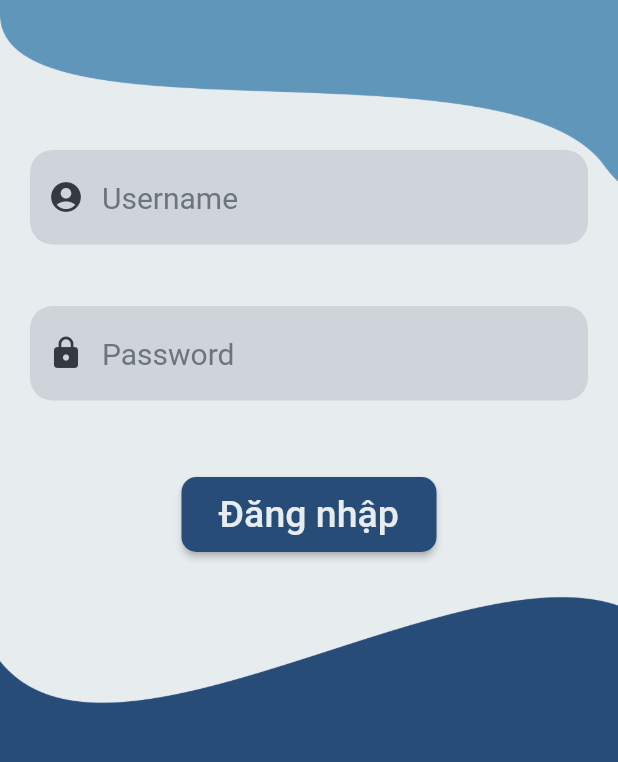
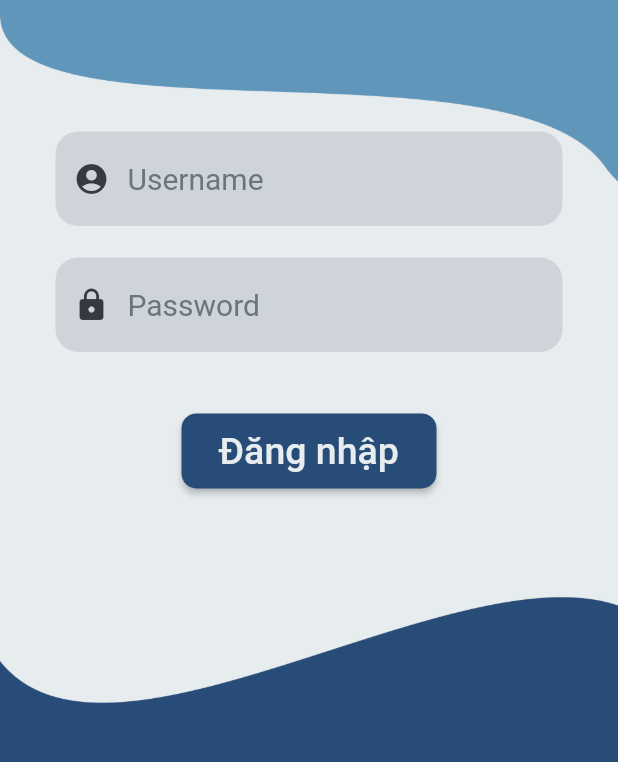
Before and after one commit to phian/PPrice_UI, a Flutter app: the LoginScreen screen opened directly, on a phone screen of 412 x 824 dp, the part 468-1230 px from its top. Run offline on Flutter 3.47's test engine with Material 2 defaults, Android fonts, the phone set to English and light mode, and no system bars; our stand-ins replace adaptive_dialog, charts_flutter, fl_chart, flutter_masked_text, flutter_money_formatter, flutter_swipe_action_cell and 1 more; missing offline and left inert: autocomplete_textfield, custom_pop_up_menu.

Commit message:
Fixed error when remove all update calendar in Price Update screen and changed some design in Login screen

```diff
--- a/lib/main.dart
+++ b/lib/main.dart
@@ -4,7 +4,7 @@ import 'package:pprice_ui/ui/product_list_screen.dart';
 
 void main() {
   runApp(MaterialApp(
-    home: ProductListScreen(),
+    home: LoginScreen(),
     debugShowCheckedModeBanner: false,
   ));
 }
@@ -82,22 +82,22 @@ class _LoginScreenState extends State<LoginScreen> {
 
   Widget loginScreenWidgets() {
     return Container(
-      padding: EdgeInsets.only(top: MediaQuery.of(context).size.height * 0.5),
+      padding: EdgeInsets.only(
+        top: MediaQuery.of(context).size.height * 0.47,
+        left: 37.0,
+        right: 37.0,
+      ),
       alignment: Alignment.center,
       child: Container(
-        padding: EdgeInsets.symmetric(horizontal: 20.0),
         height: MediaQuery.of(context).size.height * 0.5,
         child: Column(
           children: [
             loginInputWidget(Icons.account_circle_rounded, "Username",
                 _isObscureText, _userNameController),
-            SizedBox(
-              height: 10.0,
-            ),
-            loginInputWidget(
-                Icons.lock, "Password", !_isObscureText, _passwordController),
-            SizedBox(
-              height: 20.0,
+            Container(
+              transform: Matrix4.translationValues(0.0, -10.0, 0.0),
+              child: loginInputWidget(
+                  Icons.lock, "Password", !_isObscureText, _passwordController),
             ),
             MaterialButton(
               shape: RoundedRectangleBorder(
--- a/lib/ui/cap_nhat_gia.dart
+++ b/lib/ui/cap_nhat_gia.dart
@@ -451,6 +451,7 @@ class CapNhatGiaState extends State<CapNhatGia> {
                       message: "Đã xoá lịch cập nhật",
                       alertStyle: AdaptiveStyle.material,
                     );
+                    setState(() {});
                   },
                   child: Container(
                     decoration: BoxDecoration(
```
